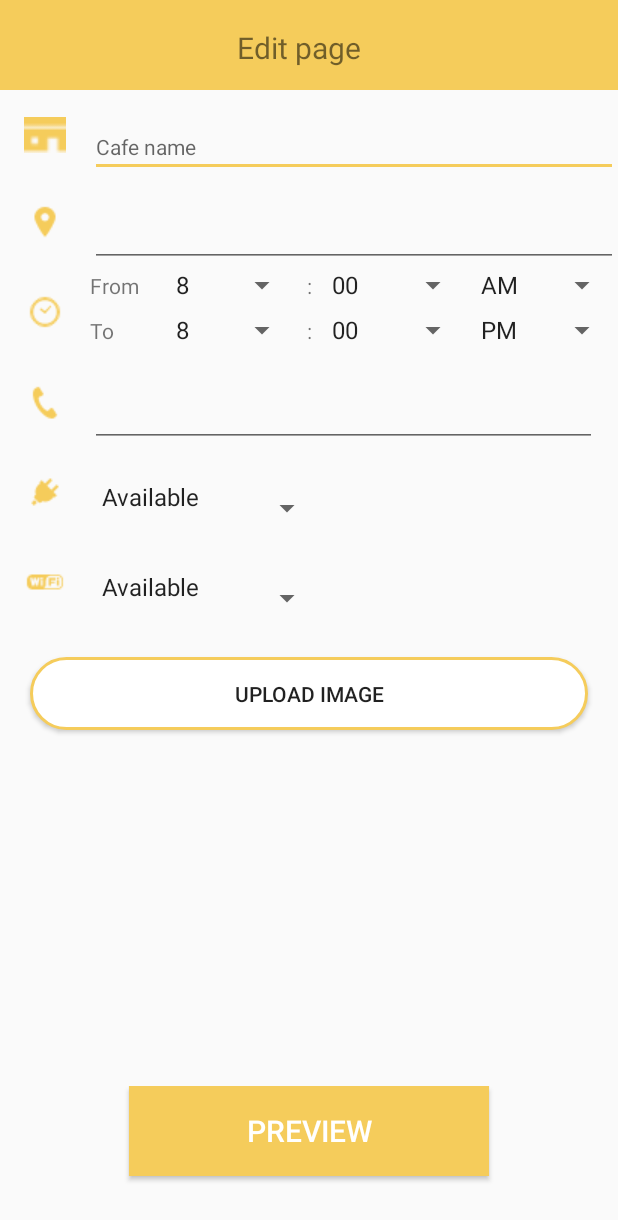
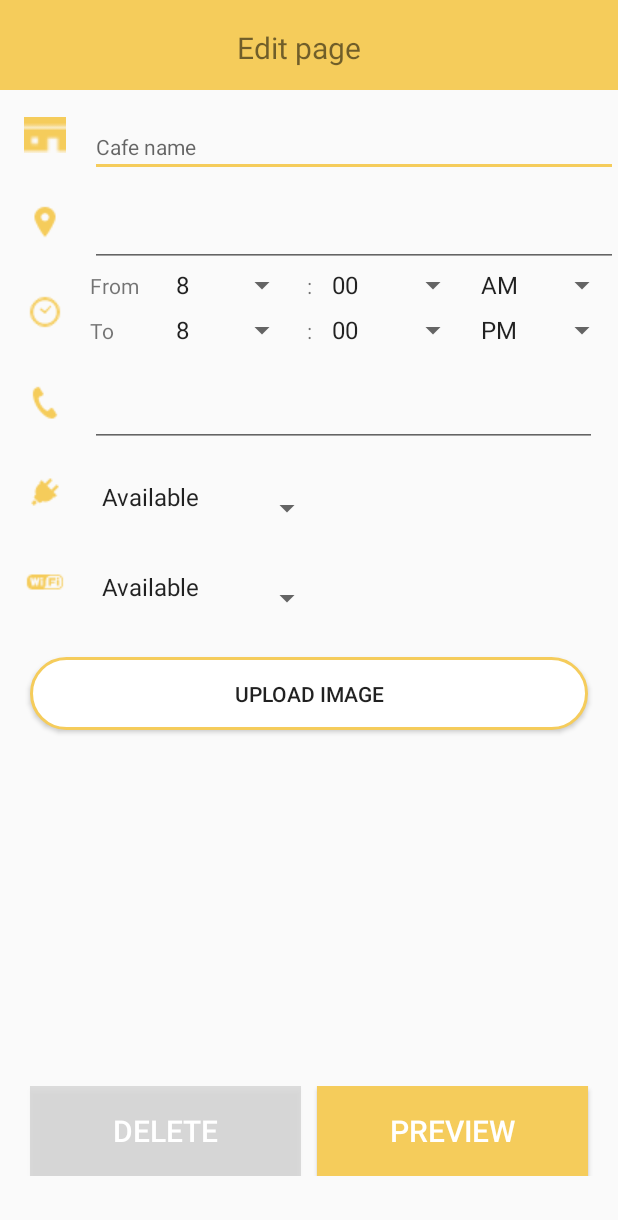
Before and after one commit to mustanghippie/CafeMap, an Android app: the layout activity_fragment_detail_edit_page.xml on its own in the app's theme, with its tools: preview values and no code run, on a phone screen of 412 x 824 dp. Shown: the top 1220 px of the screen. Run offline under Robolectric (Android 15) with nearby library versions, the phone set to English and light mode, and no system bars.

Commit message:
add delete button

```diff
--- a/app/src/main/res/layout/activity_fragment_detail_edit_page.xml
+++ b/app/src/main/res/layout/activity_fragment_detail_edit_page.xml
@@ -317,24 +317,66 @@
                 app:srcCompat="@android:color/transparent" />
         </LinearLayout>
 
+
         <LinearLayout
             android:layout_width="match_parent"
-            android:layout_height="match_parent"
-            android:orientation="vertical"
+            android:layout_height="60dp"
+            android:orientation="horizontal"
             android:gravity="center"
-            android:weightSum="1">
+            android:layout_marginBottom="40dp"
+            >
+
+
+            <Button
+                android:id="@+id/deleteButton"
+                android:layout_width="match_parent"
+                android:layout_height="match_parent"
+                android:layout_marginLeft="20dp"
+                android:layout_marginRight="5dp"
+                android:layout_weight="1"
+                android:background="@color/common_google_signin_btn_text_dark_disabled"
+                android:text="delete"
+                android:textAlignment="center"
+                android:textColor="@color/common_google_signin_btn_text_dark_default"
+                android:textSize="20sp" />
+
 
             <Button
                 android:id="@+id/previewButton"
-                android:layout_width="240dp"
-                android:layout_height="60dp"
-                android:layout_marginBottom="40dp"
+                android:layout_width="match_parent"
+                android:layout_height="match_parent"
+                android:layout_weight="1"
                 android:background="@color/colorAccent"
                 android:text="preview"
+                android:layout_marginLeft="5dp"
+                android:layout_marginRight="20dp"
                 android:textAlignment="center"
                 android:textColor="@color/common_google_signin_btn_text_dark_default"
                 android:textSize="20sp" />
+
+
+
         </LinearLayout>
+
+
+        <!--<LinearLayout-->
+            <!--android:layout_width="match_parent"-->
+            <!--android:layout_height="match_parent"-->
+            <!--android:orientation="vertical"-->
+            <!--android:gravity="center"-->
+            <!--android:weightSum="1">-->
+
+            <!--<Button-->
+                <!--android:id="@+id/previewButton"-->
+                <!--android:layout_width="240dp"-->
+                <!--android:layout_height="60dp"-->
+                <!--android:layout_marginBottom="40dp"-->
+                <!--android:background="@color/colorAccent"-->
+                <!--android:text="preview"-->
+                <!--android:textAlignment="center"-->
+                <!--android:textColor="@color/common_google_signin_btn_text_dark_default"-->
+                <!--android:textSize="20sp" />-->
+        <!--</LinearLayout>-->
 
 
     </LinearLayout>
--- a/app/src/main/res/layout/activity_fragment_detail_preview_page.xml
+++ b/app/src/main/res/layout/activity_fragment_detail_preview_page.xml
@@ -46,8 +46,7 @@
                 android:layout_marginTop="18dp"
                 android:layout_marginBottom="17dp"
                 android:layout_weight="1"
-                android:adjustViewBounds="true"
-                android:src="@drawable/icon_edit" />
+                android:adjustViewBounds="true" />
 
 
         </LinearLayout>
```
